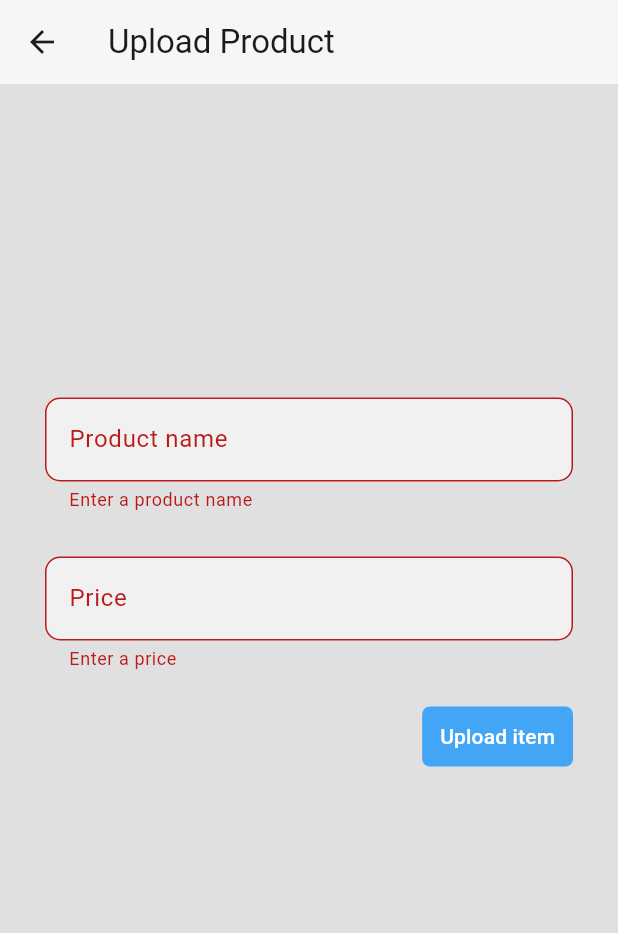
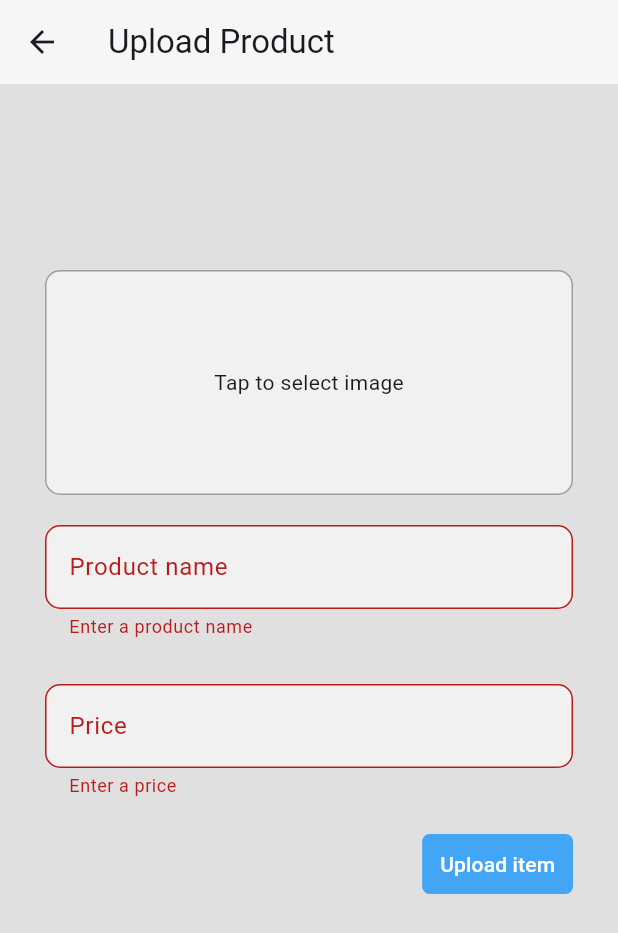
Before and after one commit to iYAXES/auto_Sales, a Flutter app: the AdminHome screen opened directly, after a tap on "Upload item", on a phone screen of 412 x 824 dp. Shown: the top 933 px of the screen. Run offline on Flutter 3.47's test engine with Material 3 defaults, Android fonts, the phone set to English and light mode, and no system bars; our stand-ins replace cloud_firestore, firebase_core, flutter_riverpod, image_picker, riverpod_annotation, supabase_flutter; accounts and stored records are empty; generated files the repository leaves out were written again.

Commit message:
Added image picker and supabase to store image and fetch from the database

```diff
--- a/lib/Home/cart/cartscreen.dart
+++ b/lib/Home/cart/cartscreen.dart
@@ -24,6 +24,7 @@ class _CartscreenState extends ConsumerState<Cartscreen> {
 
       body: Container(
         padding: EdgeInsets.symmetric(vertical: 20, horizontal: 20),
+        child: SingleChildScrollView(
           child: Column(
             crossAxisAlignment: CrossAxisAlignment.start,
             children: [
@@ -89,6 +90,7 @@ class _CartscreenState extends ConsumerState<Cartscreen> {
             ],
           ),
         ),
+      ),
     );
   }
 }
--- a/lib/admin/admin_home.dart
+++ b/lib/admin/admin_home.dart
@@ -1,6 +1,10 @@
+import 'dart:io';
+
 import 'package:auto_sales/admin/admin_service.dart';
 import 'package:auto_sales/model/product.dart';
 import 'package:flutter/material.dart';
+import 'package:image_picker/image_picker.dart';
+import 'package:supabase_flutter/supabase_flutter.dart';
 import 'package:uuid/uuid.dart';
 
 var uuid = const Uuid();
@@ -18,38 +22,42 @@ class _AdminHomeState extends State<AdminHome> {
   double _productPrice = 0;
   bool _isLoading = false;
 
-  void onUpload() async {
-    if (_formGlobalKey.currentState!.validate()) {
+
+File? _selectedImage;
+  final ImagePicker _picker = ImagePicker();
+  final supabase = Supabase.instance.client;
+  //
+  Future<void> pickImage() async {
+    final picked = await _picker.pickImage(
+      source: ImageSource.gallery,
+      imageQuality: 70,
+    );
+
+    if (picked != null) {
       setState(() {
-        _isLoading = true;
-      });
-      _formGlobalKey.currentState!.save();
-
-      Product newProduct = Product(
-        id: uuid.v4(),
-        price: _productPrice,
-        title: _productName,
-        image: "",
-      );
-      await AdminService.addToStore(newProduct);
-
-      if (mounted) {
-        ScaffoldMessenger.of(context).showSnackBar(
-          SnackBar(
-            backgroundColor: Colors.green,
-            behavior: SnackBarBehavior.floating,
-            content: Text('Product added successfully!!'),
-          ),
-        );
-      }
-
-      _formGlobalKey.currentState!.reset();
-
-      setState(() {
-        _isLoading = false;
+        _selectedImage = File(picked.path);
       });
     }
   }
+
+  //Upload Image to the Firebase Cloud Store
+  Future<String> uploadImage(String productId) async {
+    final fileName = 'images/$productId.jpg';
+    //
+    await supabase.storage
+        .from('products')
+        .upload(
+          fileName,
+          _selectedImage!,
+          fileOptions: FileOptions(upsert: true, contentType: 'image/jpeg'),
+        );
+
+    //The Public URL
+    return supabase.storage.from('products').getPublicUrl(fileName);
+  }
+  //
+
+
 
   @override
   Widget build(BuildContext context) {
@@ -70,6 +78,25 @@ class _AdminHomeState extends State<AdminHome> {
               key: _formGlobalKey,
               child: Column(
                 children: [
+                  Center(
+                    child: GestureDetector(
+                      onTap: pickImage,
+                      child: Container(
+                        alignment: Alignment.center,
+                        height: 150,
+                        width: double.infinity,
+                        decoration: BoxDecoration(
+                          color: Colors.white54,
+                          borderRadius: BorderRadius.circular(10),
+                          border: Border.all(color: Colors.grey),
+                        ),
+                        child: _selectedImage == null
+                            ? Text('Tap to select image')
+                            : Image.file(_selectedImage!, fit: BoxFit.cover),
+                      ),
+                    ),
+                  ),
+                  SizedBox(height: 20),
                   TextFormField(
                     decoration: InputDecoration(
                       label: Text('Product name'),
@@ -131,7 +158,53 @@ class _AdminHomeState extends State<AdminHome> {
                       ),
                       backgroundColor: Colors.blue.shade400,
                     ),
-                    onPressed: onUpload,
+
+                    //
+                    onPressed: () async {
+                      if (_formGlobalKey.currentState!.validate()) {
+                        if (_selectedImage == null) {
+                          ScaffoldMessenger.of(context).showSnackBar(
+                            SnackBar(content: Text('Please select an image')),
+                          );
+                          return;
+                        }
+                        //
+                        setState(() {
+                          _isLoading = true;
+                        });
+                        _formGlobalKey.currentState!.save();
+
+                        final productId = uuid.v4();
+
+                        //Get the upload image URL here
+                        final imageUrl = await uploadImage(productId);
+
+                        //Saving all the Products
+                        Product newProduct = Product(
+                          id: productId,
+                          price: _productPrice,
+                          title: _productName,
+                          image: imageUrl,
+                        );
+                        await AdminService.addToStore(newProduct);
+
+                        if (!mounted) return;
+                        ScaffoldMessenger.of(context).showSnackBar(
+                          SnackBar(
+                            backgroundColor: Colors.green,
+                            behavior: SnackBarBehavior.floating,
+                            content: Text('Product added successfully!!'),
+                          ),
+                        );
+
+                        _formGlobalKey.currentState!.reset();
+
+                        setState(() {
+                          _selectedImage = null;
+                          _isLoading = false;
+                        });
+                      }
+                    },
                     child: Text(
                       'Upload item',
                       style: TextStyle(color: Colors.white),
--- a/lib/admin/admin_service.dart
+++ b/lib/admin/admin_service.dart
@@ -1,5 +1,6 @@
 import 'package:auto_sales/model/product.dart';
 import 'package:cloud_firestore/cloud_firestore.dart';
+
 
 class AdminService {
   static final ref = FirebaseFirestore.instance
@@ -18,4 +19,7 @@ class AdminService {
   static Future<QuerySnapshot<Product>> fetchFromStore() {
     return ref.get();
   }
+
+
+
 }
--- a/lib/provider/product_list.dart
+++ b/lib/provider/product_list.dart
@@ -63,5 +63,4 @@ Future<List<Product>> products(ref) async {
     final prodFromStore = await AdminService.fetchFromStore();
   return prodFromStore.docs.map((prod) => prod.data()).toList();
 
-
 }
--- a/pubspec.yaml
+++ b/pubspec.yaml
@@ -39,8 +39,10 @@ dependencies:
   firebase_core: ^4.1.0
   cloud_firestore: ^6.0.1
   uuid: ^4.5.1
+  supabase_flutter: 2.3.1
   image_picker: ^1.2.0
-  firebase_storage: ^13.0.1
+  shared_preferences: ^2.3.2
+
 
 dev_dependencies:
   flutter_test:
```
Also changed, not shown: lib/Home/homescreen.dart (+24 -6 lines), lib/main.dart (+9 -1 lines), pubspec.lock, 7 other files. Lines whose indentation alone changed are shown as unchanged.
